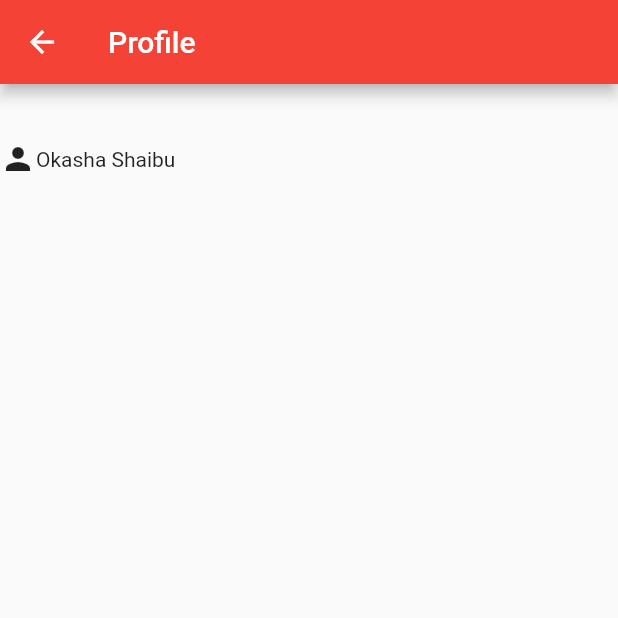
After one commit to okasha1/mustah_bakery, a Flutter app: the ProfilePage screen opened directly, on a phone screen of 412 x 824 dp, the top half of it. The commit adds this screen. Run offline on Flutter 3.47's test engine with Material 2 defaults, Android fonts, the phone set to English and light mode, and no system bars; our stand-ins replace card_swiper, get.

Commit message:
initial commit

```diff
--- /dev/null
+++ b/lib/screens/profile.dart
@@ -0,0 +1,25 @@
+import 'package:flutter/material.dart';
+
+class ProfilePage extends StatefulWidget {
+  const ProfilePage({super.key});
+
+  @override
+  State<ProfilePage> createState() => _ProfilePageState();
+}
+
+class _ProfilePageState extends State<ProfilePage> {
+  @override
+  Widget build(BuildContext context) {
+    return Scaffold(
+        appBar: AppBar(title: const Text('Profile')),
+        body: Column(children: [
+          Container(
+              height: 100,
+              width: double.maxFinite,
+              decoration:
+                  BoxDecoration(borderRadius: BorderRadius.circular(10)),
+              child: const Row(
+                  children: [Icon(Icons.person), Text('Okasha Shaibu')]))
+        ]));
+  }
+}
```
Also changed, not shown: lib/screens/detail.dart (+7 -7 lines).
